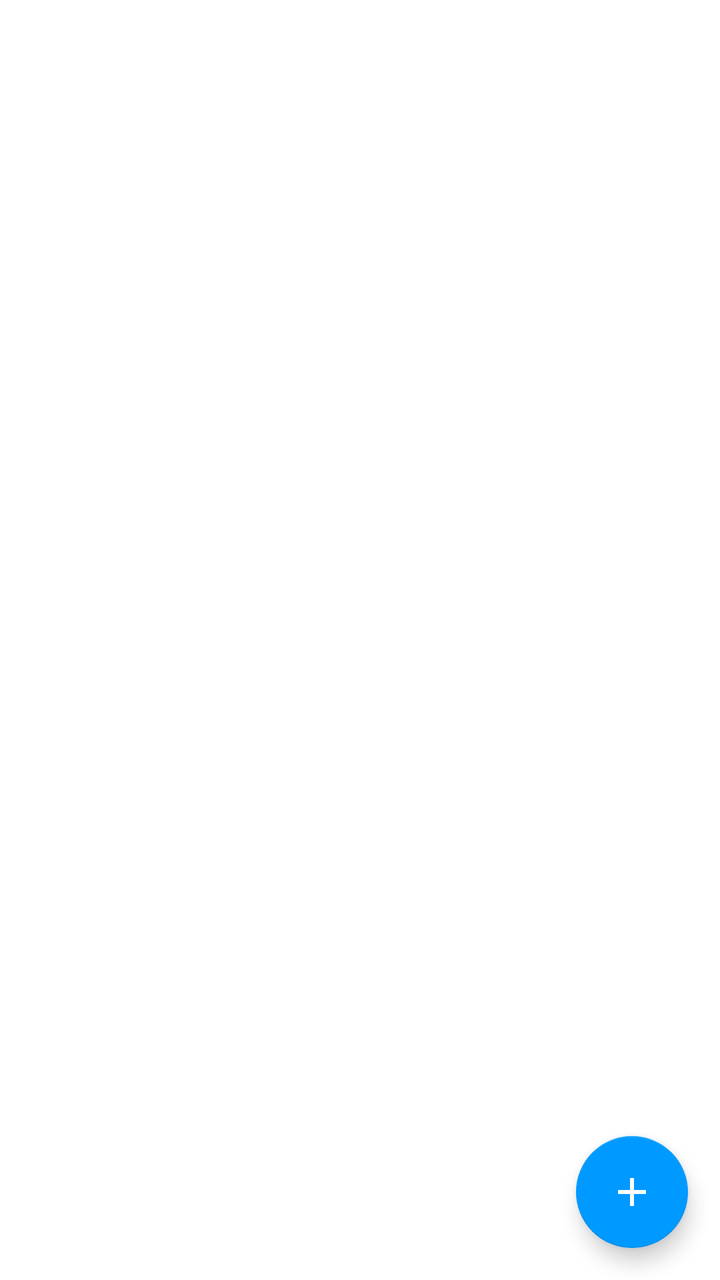
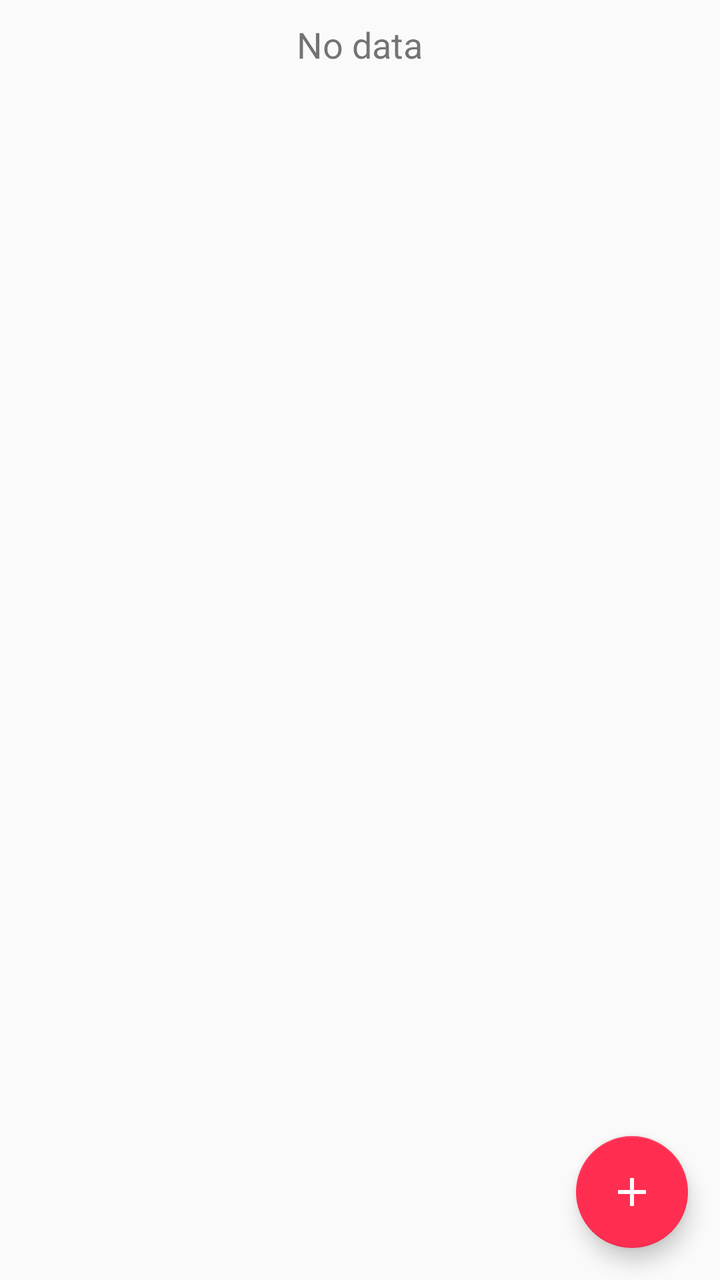

The first picture is an Android layout as it rendered before a commit; the second is the same layout after the commit. The layout source and the unified diff follow.
<!-- AndroidManifest.xml: application theme AppTheme -->
<!-- res/layout/fragment_apps_list.xml -->
<?xml version="1.0" encoding="utf-8"?>
<FrameLayout xmlns:android="http://schemas.android.com/apk/res/android"
    xmlns:app="http://schemas.android.com/apk/res-auto"
    android:layout_width="match_parent"
    android:layout_height="match_parent">

    <GridView
        android:id="@+id/list"
        android:layout_width="match_parent"
        android:layout_height="match_parent"
        android:clipToPadding="false"
        android:horizontalSpacing="4dp"
        android:numColumns="4"
        android:paddingStart="6dp"
        android:paddingTop="8dp"
        android:paddingEnd="6dp"
        android:paddingBottom="88dp"
        android:scrollbars="none"
        android:stretchMode="columnWidth"
        android:verticalSpacing="14dp" />

    <TextView
        android:id="@+id/empty"
        android:layout_width="wrap_content"
        android:layout_height="wrap_content"
        android:layout_gravity="center_horizontal"
        android:layout_marginTop="10dp"
        android:text="@string/no_data_for_display"
        android:textColor="@android:color/white"
        android:textSize="18sp" />

    <com.google.android.material.floatingactionbutton.FloatingActionButton
        android:id="@+id/floating_action_button"
        android:layout_width="wrap_content"
        android:layout_height="wrap_content"
        android:layout_gravity="end|bottom"
        android:layout_margin="16dp"
        app:srcCompat="@drawable/ic_add_white" />
</FrameLayout>
<!-- resources referenced by this layout -->
<resources>
  <string name="no_data_for_display">No data</string>
  <style name="AppTheme" parent="Theme.AppCompat">
          <item name="colorPrimary">@color/primary</item>
          <item name="colorPrimaryDark">@color/primary_dark</item>
          <item name="colorAccent">@color/accent</item>
          <item name="preferenceTheme">@style/PreferenceThemeOverlay</item>
          <item name="android:colorBackground">@color/background</item>
          <item name="buttonStyle">@style/ButtonStyle</item>
          <item name="viewInflaterClass">ru.playsoftware.j2meloader.base.ApexmeViewInflater</item>
          <item name="android:textViewStyle">@style/Widget.AppTheme.TextView</item>
          <item name="android:windowBackground">@drawable/apex_app_bg</item>
          <item name="alertDialogTheme">@style/Apex.AlertDialogTheme</item>
          <item name="dialogTheme">@style/Apex.DialogTheme</item>
          <item name="android:listSelector">@drawable/apex_pressed</item>
          <item name="selectableItemBackground">@drawable/apex_pressed</item>
          <item name="android:selectableItemBackground">@drawable/apex_pressed</item>
          <item name="actionBarStyle">@style/Widget.AppTheme.ActionBar</item>
          <item name="android:statusBarColor">@android:color/black</item>
          <item name="android:navigationBarColor">@android:color/black</item>
          <item name="bg_config_card">@drawable/bg_config_card</item>
          <item name="textColorPrimary">@color/text_primary</item>
          <item name="textColorSecondary">@color/text_secondary</item>
          <item name="android:forceDarkAllowed" tools:targetApi="q">false</item>
      </style>
  <color name="primary">#000000</color>
  <color name="primary_dark">#000000</color>
  <color name="accent">#0099ff</color>
  <color name="background">#000000</color>
  <style name="ButtonStyle" parent="Widget.AppCompat.Button.Colored">
          <item name="android:minHeight">38dp</item>
          <item name="android:textStyle">bold</item>
          <item name="android:paddingLeft">6dp</item>
          <item name="android:paddingRight">6dp</item>
          <item name="android:elevation" tools:targetApi="lollipop">1dp</item>
          <item name="android:background">@drawable/bg_button</item>
      </style>
  <style name="Widget.AppTheme.TextView" parent="Widget.AppCompat.TextView">
          <item name="android:textStyle">bold</item>
      </style>
  <!-- drawable apex_app_bg (drawable) -->
  <?xml version="1.0" encoding="utf-8"?>
  <drawable xmlns:android="http://schemas.android.com/apk/res/android"
      class="ru.playsoftware.j2meloader.theme.ApexAppBackground" />
  <style name="Apex.AlertDialogTheme" parent="Theme.AppCompat.Dialog.Alert">
          <item name="android:windowBackground">@drawable/apex_window_bg</item>
      </style>
  <style name="Apex.DialogTheme" parent="Theme.AppCompat.Dialog">
          <item name="android:windowBackground">@drawable/apex_window_bg</item>
      </style>
  <!-- drawable apex_pressed (drawable) -->
  <?xml version="1.0" encoding="utf-8"?>
  <drawable xmlns:android="http://schemas.android.com/apk/res/android"
      class="ru.playsoftware.j2meloader.theme.ApexPressedDrawable" />
  <style name="Widget.AppTheme.ActionBar" parent="Widget.AppCompat.ActionBar.Solid">
          <item name="background">@android:color/black</item>
          <item name="android:background">@android:color/black</item>
          <item name="elevation">0dp</item>
          <item name="android:elevation" tools:targetApi="lollipop">0dp</item>
      </style>
  <color name="text_primary">#ffffff</color>
  <color name="text_secondary">#dedede</color>
  <!-- drawable apex_window_bg (drawable) -->
  <?xml version="1.0" encoding="utf-8"?>
  <drawable xmlns:android="http://schemas.android.com/apk/res/android"
      class="ru.playsoftware.j2meloader.theme.ApexWindowBackground" />
  <color name="config_card">#0d0d0d</color>
  <color name="btn_bg_pressed">#005D8C</color>
  <color name="btn_bg_normal">#0099ff</color>
  <!-- unchanged entries left out for length: 3 -->
</resources>

<!-- the commit's change to res/layout/fragment_apps_list.xml (unified diff, before → after) -->
@@ -2,31 +2,21 @@
 <FrameLayout xmlns:android="http://schemas.android.com/apk/res/android"
     xmlns:app="http://schemas.android.com/apk/res-auto"
     android:layout_width="match_parent"
-    android:layout_height="match_parent">
+    android:layout_height="match_parent"
+    android:orientation="vertical">
 
-    <GridView
-        android:id="@+id/list"
+    <ListView
+        android:id="@android:id/list"
         android:layout_width="match_parent"
-        android:layout_height="match_parent"
-        android:clipToPadding="false"
-        android:horizontalSpacing="4dp"
-        android:numColumns="4"
-        android:paddingStart="6dp"
-        android:paddingTop="8dp"
-        android:paddingEnd="6dp"
-        android:paddingBottom="88dp"
-        android:scrollbars="none"
-        android:stretchMode="columnWidth"
-        android:verticalSpacing="14dp" />
+        android:layout_height="wrap_content" />
 
     <TextView
-        android:id="@+id/empty"
+        android:id="@android:id/empty"
         android:layout_width="wrap_content"
         android:layout_height="wrap_content"
         android:layout_gravity="center_horizontal"
         android:layout_marginTop="10dp"
         android:text="@string/no_data_for_display"
-        android:textColor="@android:color/white"
         android:textSize="18sp" />
 
     <com.google.android.material.floatingactionbutton.FloatingActionButton
<!-- resource entries referenced after the edit -->
@@ -1,73 +1,35 @@
 <!-- resources referenced by this layout -->
 <resources>
   <string name="no_data_for_display">No data</string>
-  <style name="AppTheme" parent="Theme.AppCompat">
+  <style name="AppTheme" parent="Theme.AppCompat.DayNight.DarkActionBar">
           <item name="colorPrimary">@color/primary</item>
           <item name="colorPrimaryDark">@color/primary_dark</item>
           <item name="colorAccent">@color/accent</item>
           <item name="preferenceTheme">@style/PreferenceThemeOverlay</item>
           <item name="android:colorBackground">@color/background</item>
+          <item name="android:windowBackground">?android:colorBackground</item>
           <item name="buttonStyle">@style/ButtonStyle</item>
-          <item name="viewInflaterClass">ru.playsoftware.j2meloader.base.ApexmeViewInflater</item>
-          <item name="android:textViewStyle">@style/Widget.AppTheme.TextView</item>
-          <item name="android:windowBackground">@drawable/apex_app_bg</item>
-          <item name="alertDialogTheme">@style/Apex.AlertDialogTheme</item>
-          <item name="dialogTheme">@style/Apex.DialogTheme</item>
-          <item name="android:listSelector">@drawable/apex_pressed</item>
-          <item name="selectableItemBackground">@drawable/apex_pressed</item>
-          <item name="android:selectableItemBackground">@drawable/apex_pressed</item>
-          <item name="actionBarStyle">@style/Widget.AppTheme.ActionBar</item>
-          <item name="android:statusBarColor">@android:color/black</item>
-          <item name="android:navigationBarColor">@android:color/black</item>
           <item name="bg_config_card">@drawable/bg_config_card</item>
           <item name="textColorPrimary">@color/text_primary</item>
           <item name="textColorSecondary">@color/text_secondary</item>
           <item name="android:forceDarkAllowed" tools:targetApi="q">false</item>
       </style>
-  <color name="primary">#000000</color>
-  <color name="primary_dark">#000000</color>
-  <color name="accent">#0099ff</color>
-  <color name="background">#000000</color>
+  <color name="primary">#212121</color>
+  <color name="primary_dark">#1c1c1c</color>
+  <color name="accent">#ff2e51</color>
+  <color name="background">#fafafa</color>
   <style name="ButtonStyle" parent="Widget.AppCompat.Button.Colored">
           <item name="android:minHeight">38dp</item>
-          <item name="android:textStyle">bold</item>
           <item name="android:paddingLeft">6dp</item>
           <item name="android:paddingRight">6dp</item>
           <item name="android:elevation" tools:targetApi="lollipop">1dp</item>
           <item name="android:background">@drawable/bg_button</item>
       </style>
-  <style name="Widget.AppTheme.TextView" parent="Widget.AppCompat.TextView">
-          <item name="android:textStyle">bold</item>
-      </style>
-  <!-- drawable apex_app_bg (drawable) -->
-  <?xml version="1.0" encoding="utf-8"?>
-  <drawable xmlns:android="http://schemas.android.com/apk/res/android"
-      class="ru.playsoftware.j2meloader.theme.ApexAppBackground" />
-  <style name="Apex.AlertDialogTheme" parent="Theme.AppCompat.Dialog.Alert">
-          <item name="android:windowBackground">@drawable/apex_window_bg</item>
-      </style>
-  <style name="Apex.DialogTheme" parent="Theme.AppCompat.Dialog">
-          <item name="android:windowBackground">@drawable/apex_window_bg</item>
-      </style>
-  <!-- drawable apex_pressed (drawable) -->
-  <?xml version="1.0" encoding="utf-8"?>
-  <drawable xmlns:android="http://schemas.android.com/apk/res/android"
-      class="ru.playsoftware.j2meloader.theme.ApexPressedDrawable" />
-  <style name="Widget.AppTheme.ActionBar" parent="Widget.AppCompat.ActionBar.Solid">
-          <item name="background">@android:color/black</item>
-          <item name="android:background">@android:color/black</item>
-          <item name="elevation">0dp</item>
-          <item name="android:elevation" tools:targetApi="lollipop">0dp</item>
-      </style>
-  <color name="text_primary">#ffffff</color>
-  <color name="text_secondary">#dedede</color>
-  <!-- drawable apex_window_bg (drawable) -->
-  <?xml version="1.0" encoding="utf-8"?>
-  <drawable xmlns:android="http://schemas.android.com/apk/res/android"
-      class="ru.playsoftware.j2meloader.theme.ApexWindowBackground" />
-  <color name="config_card">#0d0d0d</color>
-  <color name="btn_bg_pressed">#005D8C</color>
-  <color name="btn_bg_normal">#0099ff</color>
+  <color name="text_primary">#000000</color>
+  <color name="text_secondary">#353535</color>
+  <color name="config_card">#ffffff</color>
+  <color name="btn_bg_pressed">#707070</color>
+  <color name="btn_bg_normal">#2e2e2e</color>
   <!-- unchanged entries left out for length: 3 -->
 </resources>
 
